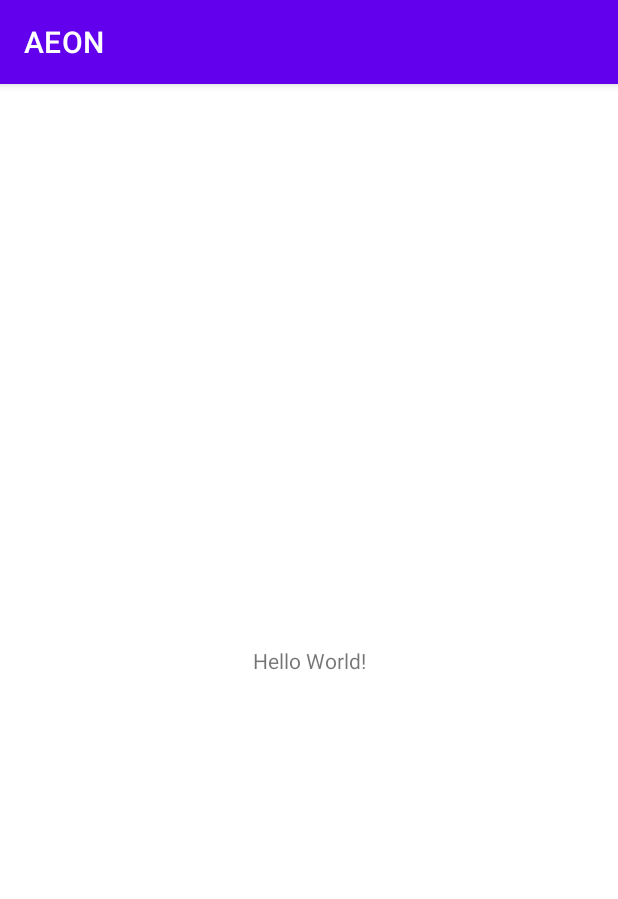
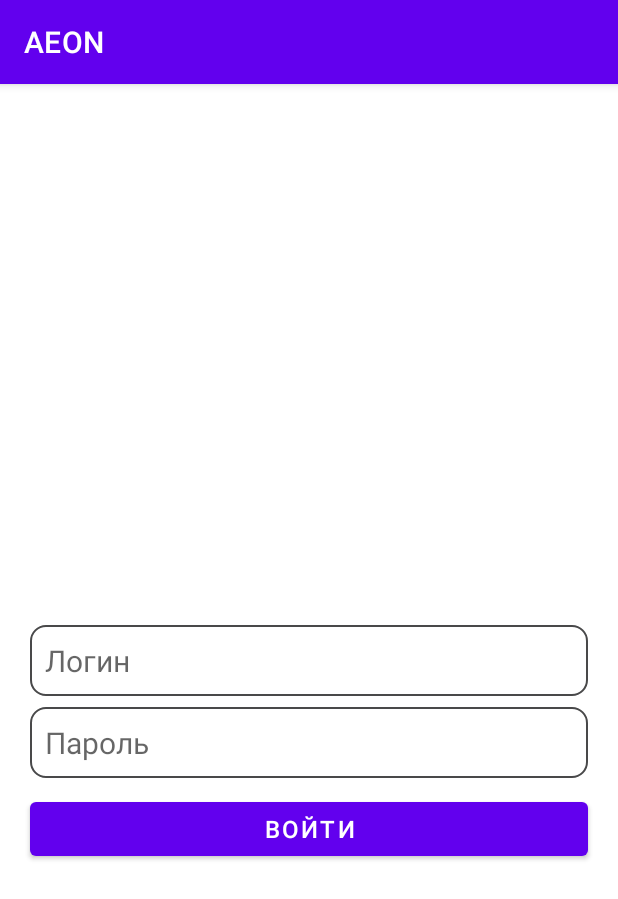
Before and after one commit to Ulan-e/AEONTestApp, an Android app: the screen it shows after launch (MainActivity), on a phone screen of 412 x 824 dp. Shown: the top 899 px of the screen. Run offline under Robolectric (Android 15) with nearby library versions, the phone set to English and light mode, and no system bars.

Commit message:
Реализована проверка на пустоту поля логин и пароль

```diff
--- a/app/src/main/java/com/ulanapp/aeon/MainActivity.kt
+++ b/app/src/main/java/com/ulanapp/aeon/MainActivity.kt
@@ -2,10 +2,17 @@ package com.ulanapp.aeon
 
 import androidx.appcompat.app.AppCompatActivity
 import android.os.Bundle
+import com.ulanapp.aeon.ui.login.LoginFragment
 
 class MainActivity : AppCompatActivity() {
+
     override fun onCreate(savedInstanceState: Bundle?) {
         super.onCreate(savedInstanceState)
         setContentView(R.layout.activity_main)
+
+        supportFragmentManager.beginTransaction()
+            .addToBackStack(null)
+            .replace(R.id.container, LoginFragment())
+            .commit()
     }
 }
--- a/app/src/main/java/com/ulanapp/aeon/data/actions/APILoginAction.kt
+++ b/app/src/main/java/com/ulanapp/aeon/data/actions/APILoginAction.kt
@@ -1,8 +1,8 @@
 package com.ulanapp.aeon.data.actions
 
-import retrofit2.Response
+import com.ulanapp.aeon.data.api.LoginResponse
 
 interface APILoginAction {
 
-    suspend fun doLogin(login: String, password: String): Response<Any>
+    suspend fun doLogin(login: String, password: String): LoginResponse
 }
--- a/app/src/main/java/com/ulanapp/aeon/data/actions/APILoginActionImpl.kt
+++ b/app/src/main/java/com/ulanapp/aeon/data/actions/APILoginActionImpl.kt
@@ -1,11 +1,11 @@
 package com.ulanapp.aeon.data.actions
 
 import com.ulanapp.aeon.data.api.APIFactory
-import retrofit2.Response
+import com.ulanapp.aeon.data.api.LoginResponse
 
 class APILoginActionImpl : APILoginAction {
 
-    override suspend fun doLogin(login: String, password: String): Response<Any> {
-        return APIFactory.create().doLogin("demo", "12345")
+    override suspend fun doLogin(login: String, password: String): LoginResponse {
+        return APIFactory.create().doLogin(login, password)
     }
 }
--- a/app/src/main/java/com/ulanapp/aeon/data/actions/APIPaymentsAction.kt
+++ b/app/src/main/java/com/ulanapp/aeon/data/actions/APIPaymentsAction.kt
@@ -1,8 +1,6 @@
 package com.ulanapp.aeon.data.actions
-
-import retrofit2.Response
 
 interface APIPaymentsAction {
 
-    suspend fun getPayments(token: String): Response<Any>
+    suspend fun getPayments(token: String): Any
 }
--- a/app/src/main/java/com/ulanapp/aeon/data/actions/APiPaymentsActionImpl.kt
+++ b/app/src/main/java/com/ulanapp/aeon/data/actions/APIPaymentsActionImpl.kt
@@ -1,11 +1,12 @@
 package com.ulanapp.aeon.data.actions
 
 import com.ulanapp.aeon.data.api.APIFactory
+import com.ulanapp.aeon.data.api.LoginResponse
 import retrofit2.Response
 
-class APiPaymentsActionImpl: APIPaymentsAction {
+class APIPaymentsActionImpl: APIPaymentsAction{
 
-    override suspend fun getPayments(token: String): Response<Any> {
+    override suspend fun getPayments(token: String) : Any {
         return APIFactory.create().getPayments(token)
     }
 }
--- a/app/src/main/java/com/ulanapp/aeon/ui/login/LoginFragment.kt
+++ b/app/src/main/java/com/ulanapp/aeon/ui/login/LoginFragment.kt
@@ -1,17 +1,26 @@
 package com.ulanapp.aeon.ui.login
 
 import android.os.Bundle
+import android.text.TextUtils
+import android.util.Log
 import android.view.LayoutInflater
 import android.view.View
 import android.view.ViewGroup
+import android.widget.EditText
 import androidx.fragment.app.Fragment
 import androidx.lifecycle.ViewModelProvider
 import com.ulanapp.aeon.R
 import com.ulanapp.aeon.data.actions.APILoginActionImpl
+import com.ulanapp.aeon.utils.showMessage
+import kotlinx.android.synthetic.main.fragment_login.*
 
-class LoginFragment: Fragment() {
+
+class LoginFragment : Fragment() {
 
     private lateinit var loginViewModel: LoginViewModel
+
+    private lateinit var login: EditText
+    private lateinit var password: EditText
 
     override fun onCreateView(
         inflater: LayoutInflater,
@@ -24,10 +33,49 @@ class LoginFragment: Fragment() {
     override fun onViewCreated(view: View, savedInstanceState: Bundle?) {
         super.onViewCreated(view, savedInstanceState)
 
+        login = view.findViewById(R.id.et_login)
+        password = view.findViewById(R.id.et_password)
+
         val apiLoginAction = APILoginActionImpl()
 
         loginViewModel = ViewModelProvider(this, LoginViewModelFactory(apiLoginAction))
             .get(LoginViewModel::class.java)
 
+        clickToLogin(view)
+    }
+
+    private fun clickToLogin(view: View) {
+        btn_login.setOnClickListener {
+            when {
+                isEmpty(login) && isEmpty(password) -> {
+                    view.showMessage(resources.getString(R.string.enter_login_and_password))
+                }
+                isEmpty(login) -> {
+                    view.showMessage(resources.getString(R.string.enter_login))
+                }
+                isEmpty(password) -> {
+                    view.showMessage(resources.getString(R.string.enter_password))
+                }
+                else -> {
+                    doSuccessLogin(view)
+                }
+            }
+        }
+    }
+
+    private fun isEmpty(text: EditText): Boolean {
+        val str: CharSequence = text.text.toString()
+        return TextUtils.isEmpty(str)
+    }
+
+    private fun doSuccessLogin(view: View) {
+        loginViewModel.doLogin(login.text.toString(), password.text.toString()).observe(
+            viewLifecycleOwner, {
+                try {
+                    Log.d("iamuli", "fragment " + it.response.token)
+                } catch (e: Exception) {
+                    view.showMessage(resources.getString(R.string.error_login))
+                }
+            })
     }
 }
--- a/app/src/main/java/com/ulanapp/aeon/ui/login/LoginViewModelFactory.kt
+++ b/app/src/main/java/com/ulanapp/aeon/ui/login/LoginViewModelFactory.kt
@@ -2,10 +2,10 @@ package com.ulanapp.aeon.ui.login
 
 import androidx.lifecycle.ViewModel
 import androidx.lifecycle.ViewModelProvider
-import com.ulanapp.aeon.data.actions.APILoginAction
+import com.ulanapp.aeon.data.actions.APILoginActionImpl
 
 class LoginViewModelFactory(
-    private var apiLoginAction: APILoginAction
+    private var apiLoginAction: APILoginActionImpl
 ) : ViewModelProvider.Factory {
 
     override fun <T : ViewModel?> create(modelClass: Class<T>): T {
--- a/app/src/main/res/layout/activity_main.xml
+++ b/app/src/main/res/layout/activity_main.xml
@@ -1,15 +1,17 @@
 <?xml version="1.0" encoding="utf-8"?>
-<androidx.constraintlayout.widget.ConstraintLayout xmlns:android="http://schemas.android.com/apk/res/android"
+<androidx.constraintlayout.widget.ConstraintLayout
+    xmlns:android="http://schemas.android.com/apk/res/android"
     xmlns:app="http://schemas.android.com/apk/res-auto"
     xmlns:tools="http://schemas.android.com/tools"
     android:layout_width="match_parent"
     android:layout_height="match_parent"
     tools:context=".MainActivity">
 
-    <TextView
-        android:layout_width="wrap_content"
-        android:layout_height="wrap_content"
-        android:text="Hello World!"
+    <!-- контейнер для фрагмента -->
+    <FrameLayout
+        android:id="@+id/container"
+        android:layout_width="match_parent"
+        android:layout_height="match_parent"
         app:layout_constraintBottom_toBottomOf="parent"
         app:layout_constraintLeft_toLeftOf="parent"
         app:layout_constraintRight_toRightOf="parent"
--- a/app/src/main/res/layout/fragment_login.xml
+++ b/app/src/main/res/layout/fragment_login.xml
@@ -36,6 +36,7 @@
 
     <!-- кнопка войти -->
     <Button
+        android:id="@+id/btn_login"
         android:layout_width="match_parent"
         android:layout_height="wrap_content"
         android:layout_marginHorizontal="@dimen/margin_20dp"
--- a/app/src/main/res/values/strings.xml
+++ b/app/src/main/res/values/strings.xml
@@ -3,4 +3,9 @@
     <string name="login">Логин</string>
     <string name="password">Пароль</string>
     <string name="enter">Войти</string>
+
+    <string name="enter_login_and_password">Введите логин и пароль</string>
+    <string name="enter_login">Введите логин</string>
+    <string name="enter_password">Введите пароль</string>
+    <string name="error_login">Ошибка при авторизации</string>
 </resources>
```
Also changed, not shown: app/build.gradle (+4 -4 lines), app/src/main/java/com/ulanapp/aeon/data/api/APIService.kt (+7 -3 lines), app/src/main/java/com/ulanapp/aeon/ui/login/LoginViewModel.kt (+5 -36 lines), app/src/main/java/com/ulanapp/aeon/utils/SnackUtils.kt (added, +8 -0 lines).
